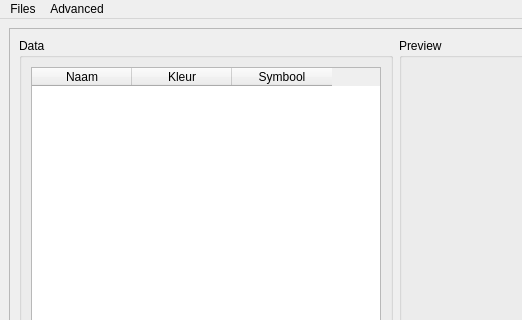
Old version of the form GUI/layout.ui in the repository flol3622/jufDea; both pictures show x 0 to 522 and y 0 to 320 of the 1284 by 715 pixel window.
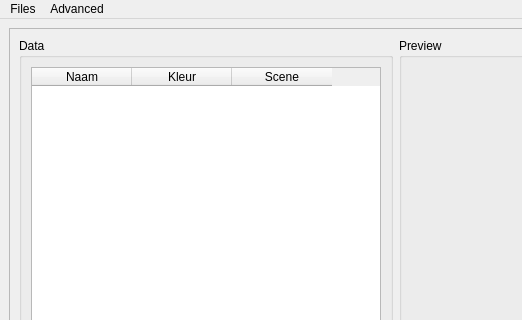
New version of the form. Icons and pictures are not drawn.

Patch:
```diff
--- a/GUI/layout.ui
+++ b/GUI/layout.ui
@@ -62,7 +62,7 @@
             </column>
             <column>
              <property name="text">
-              <string>Symbool</string>
+              <string>Scene</string>
              </property>
             </column>
            </widget>
```
